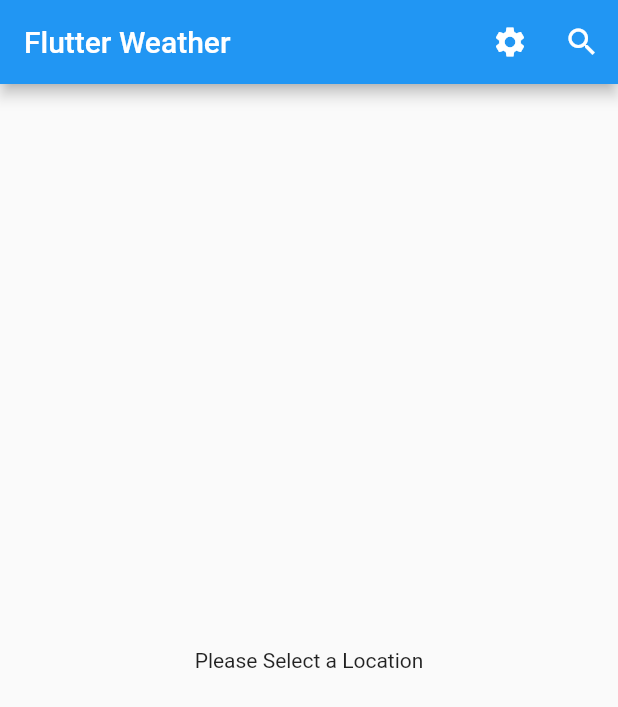
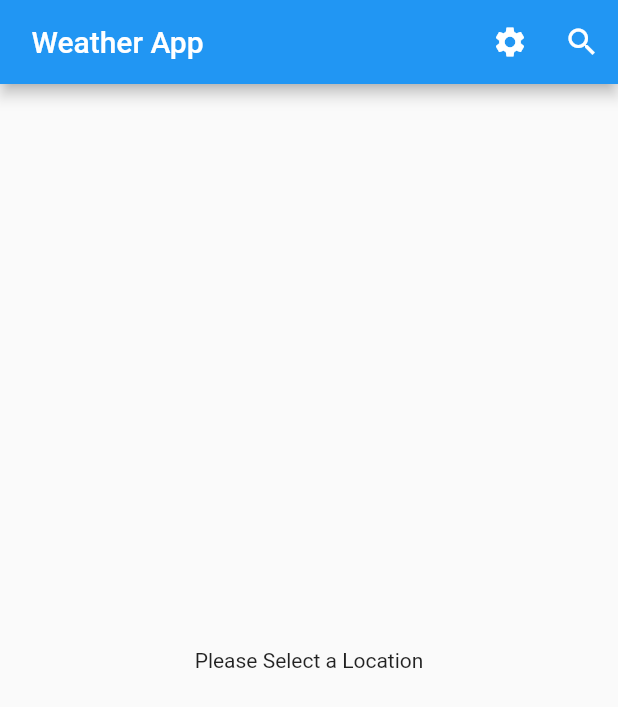
Before and after one commit to Mutai-Kenn/Flutter_Weather_App, a Flutter app: the screen it shows after launch, on a phone screen of 412 x 824 dp. Shown: the top 707 px of the screen. Run offline on Flutter 3.47's test engine with Material 2 defaults, Android fonts, the phone set to English and light mode, and no system bars; our stand-ins replace bloc, equatable, flutter_bloc.

Commit message:
Updated the content

```diff
--- a/lib/main.dart
+++ b/lib/main.dart
@@ -40,7 +40,7 @@ class App extends StatelessWidget {
   Widget build(BuildContext context) {
     return BlocBuilder<ThemeBloc, ThemeState>(builder: (context, themeState) {
       return MaterialApp(
-        title: 'Flutter Weather',
+        title: 'Weather App',
         home: BlocProvider(
           create: (context) =>
               WeatherBloc(weatherRepository: weatherRepository),
--- a/lib/widgets/temperature.dart
+++ b/lib/widgets/temperature.dart
@@ -22,7 +22,7 @@ class Temperature extends StatelessWidget {
         Padding(
           padding: EdgeInsets.only(right: 20.0),
           child: Text(
-            '${_formattedTemperature(temperature)}',
+            '${_formattedTemperature(temperature)}°',
             style: TextStyle(
               fontSize: 32,
               fontWeight: FontWeight.w600,
@@ -33,7 +33,7 @@ class Temperature extends StatelessWidget {
         Column(
           children: [
             Text(
-              'max: ${_formattedTemperature(high)}',
+              'max: ${_formattedTemperature(high)}°',
               style: TextStyle(
                 fontSize: 16,
                 fontWeight: FontWeight.w100,
@@ -41,7 +41,7 @@ class Temperature extends StatelessWidget {
               ),
             ),
             Text(
-              'min: ${_formattedTemperature(low)}',
+              'min: ${_formattedTemperature(low)}°',
               style: TextStyle(
                 fontSize: 16,
                 fontWeight: FontWeight.w100,
--- a/lib/widgets/weather.dart
+++ b/lib/widgets/weather.dart
@@ -24,7 +24,7 @@ class _WeatherState extends State<Weather> {
   Widget build(BuildContext context) {
     return Scaffold(
       appBar: AppBar(
-        title: Text('Flutter Weather'),
+        title: Text(' Weather App'),
         actions: <Widget>[
           IconButton(
             icon: Icon(Icons.settings),
```
